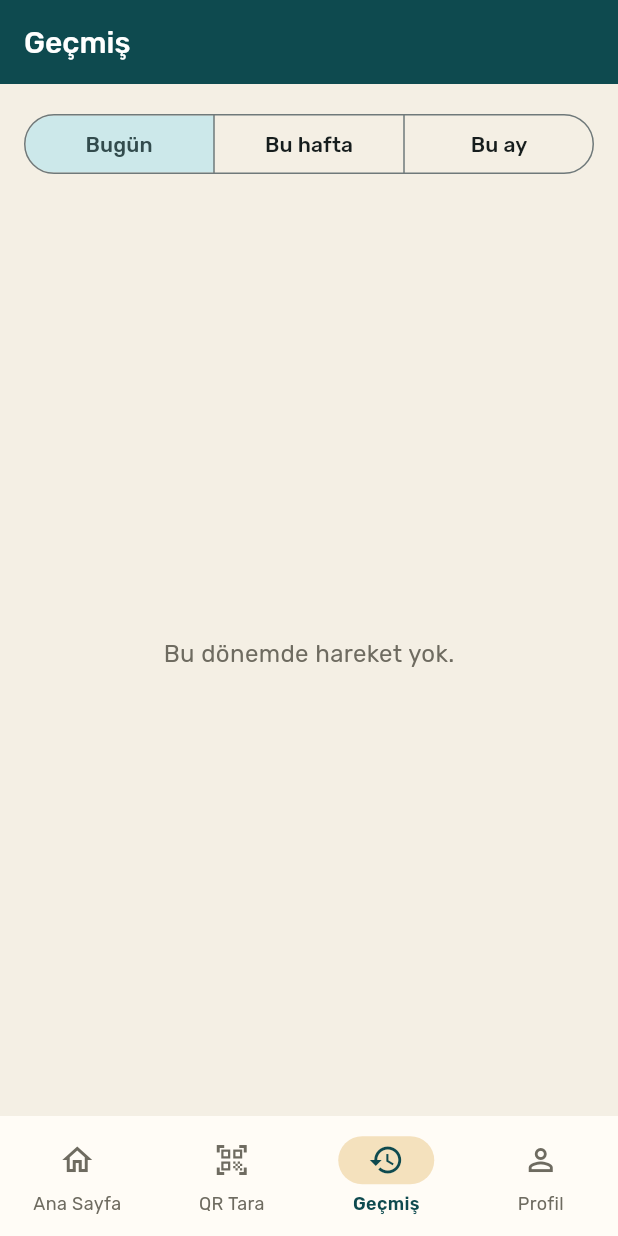
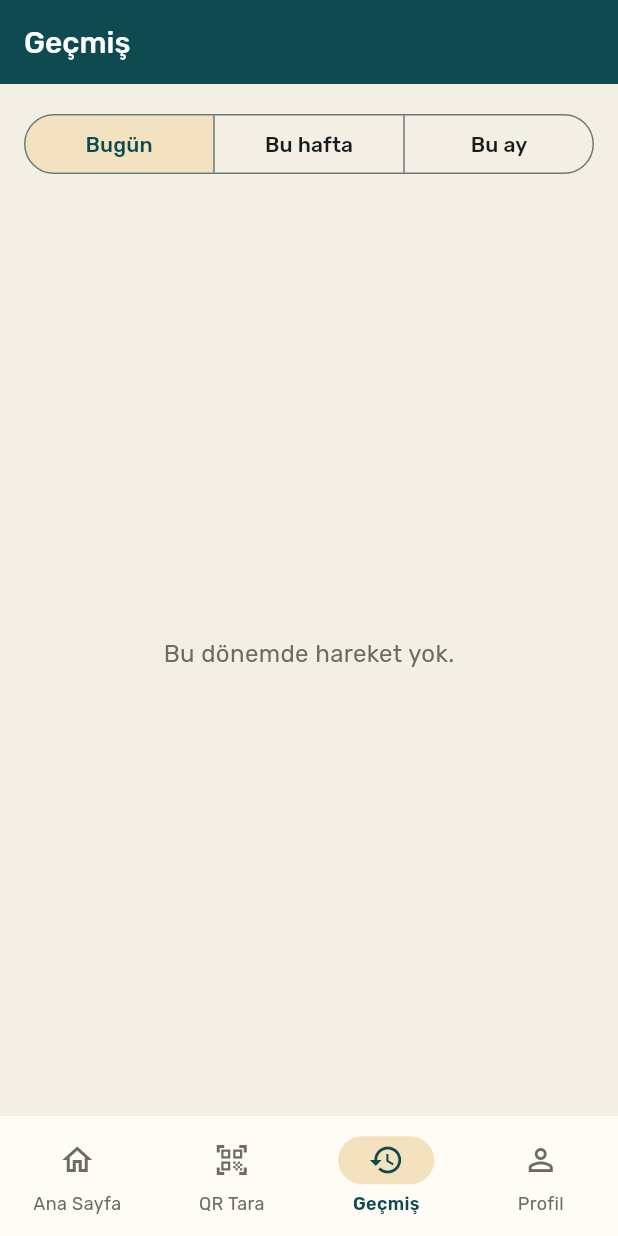
Before and after one commit to EgeArik/WorkFlow, a Flutter app: the screen it shows once a user with an empty profile is signed in, item 3 of the bottom bar chosen, on a phone screen of 412 x 824 dp. Run offline on Flutter 3.47's test engine with Material 3 defaults, Android fonts, the phone set to English and light mode, and no system bars; our stand-ins replace cloud_firestore, connectivity_plus, firebase_auth, firebase_core, pdf, permission_handler and 2 more; missing offline and left inert: mobile_scanner; accounts and stored records are empty.

Commit message:
Proje sonuç raporu: 49 sayfalık PDF, diyagramlar, kod görselleri, ekran çizimleri, GitHub bağlantısı; tema container renkleri düzeltildi

```diff
--- a/lib/tema.dart
+++ b/lib/tema.dart
@@ -61,6 +61,12 @@ ThemeData uygulamaTemasi() {
       seedColor: Renkler.petrol,
       primary: Renkler.petrol,
       secondary: Renkler.hardal,
+      // "Container" renkleri: Bölüm Ekle butonu ve seçili filtre düğmesi bunları kullanır.
+      // Vermezsek Flutter kendi açık mavi tonunu üretiyordu.
+      primaryContainer: Renkler.petrol,
+      onPrimaryContainer: Colors.white,
+      secondaryContainer: const Color(0xFFF3E2BF), // açık hardal
+      onSecondaryContainer: Renkler.petrol,
       error: Renkler.hata,
       surface: Renkler.kart,
     ),
```
Also changed, not shown: 17 other files.
